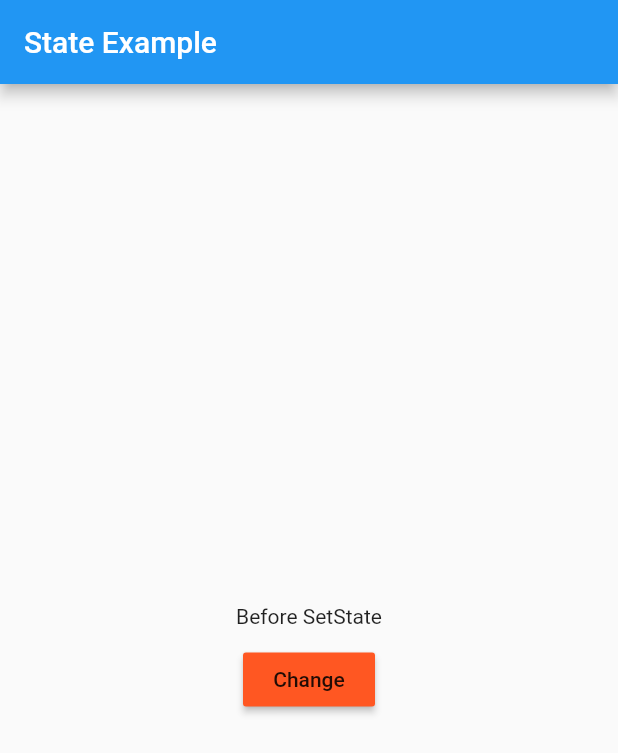
After one commit to imrishuroy/Flutter-Learner, a Flutter app: the Home screen opened directly, after a tap on the "navigate next" icon, on a phone screen of 412 x 824 dp. The commit adds this screen. Shown: the top 753 px of the screen. Run offline on Flutter 3.47's test engine with Material 2 defaults, Android fonts, the phone set to English and light mode, and no system bars; network calls fail.

Commit message:
Stateless Widget Example Added

```diff
--- a/lib/main.dart
+++ b/lib/main.dart
@@ -97,7 +97,7 @@ class _MyHomePageState extends State<MyHomePage> {
               );
             },
             icon: Icon(
-              Icons.arrow_right,
+              Icons.navigate_next,
               size: 60,
             ),
           ),
--- a/lib/new_screen.dart
+++ b/lib/new_screen.dart
@@ -1,4 +1,6 @@
 import 'package:flutter/material.dart';
+
+import 'package:flutter_learn/state.dart';
 
 void main() => runApp(ListPreview());
 
@@ -43,6 +45,13 @@ class Home extends StatelessWidget {
   @override
   Widget build(BuildContext context) {
     return Scaffold(
+      floatingActionButton: FloatingActionButton(
+        onPressed: () {
+          Navigator.push(
+              context, MaterialPageRoute(builder: (context) => StateExample()));
+        },
+        child: Icon(Icons.navigate_next),
+      ),
       appBar: AppBar(
         title: Text('ListPreview'),
       ),
--- /dev/null
+++ b/lib/state.dart
@@ -0,0 +1,56 @@
+import 'package:flutter/material.dart';
+
+void main() {
+  runApp(StateExample());
+}
+
+class StateExample extends StatelessWidget {
+  @override
+  Widget build(BuildContext context) {
+    return MaterialApp(
+      title: 'Flutter App',
+      home: StateApp(),
+    );
+  }
+}
+
+class StateApp extends StatefulWidget {
+  @override
+  _StateAppState createState() => _StateAppState();
+}
+
+class _StateAppState extends State<StateApp> {
+  String statement = 'Before SetState';
+  @override
+  Widget build(BuildContext context) {
+    return Scaffold(
+      appBar: AppBar(
+        title: Text('State Example'),
+      ),
+      body: Center(
+        child: Column(
+          mainAxisAlignment: MainAxisAlignment.center,
+          children: [
+            Text(statement),
+            SizedBox(
+              height: 10,
+            ),
+            RaisedButton(
+              onPressed: () {
+                _callStateChange();
+              },
+              color: Colors.deepOrange,
+              child: Text('Change'),
+            )
+          ],
+        ),
+      ),
+    );
+  }
+
+  _callStateChange() {
+    setState(() {
+      statement = 'State Chnaged';
+    });
+  }
+}
```
